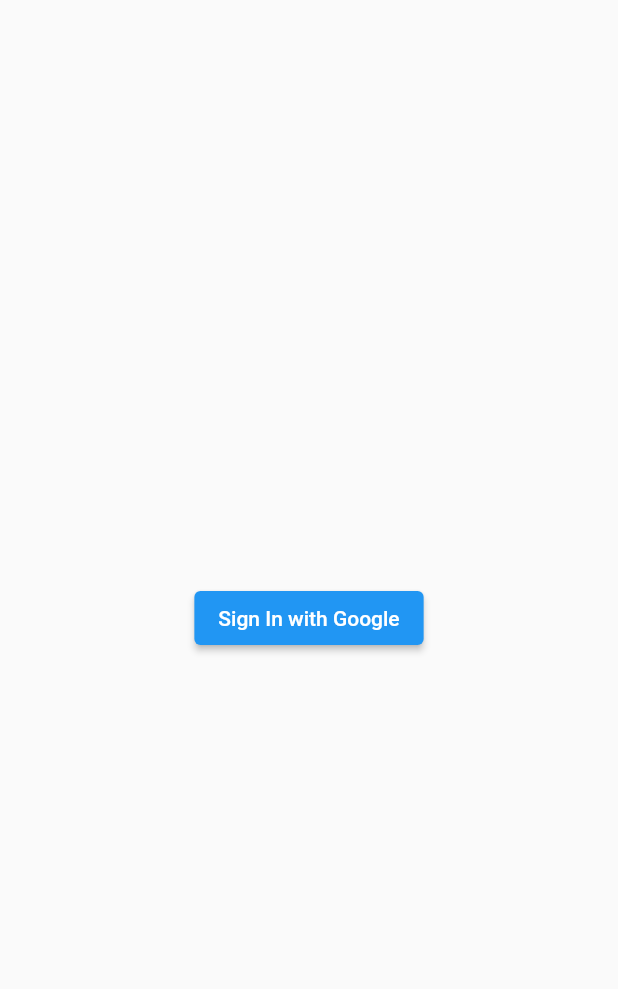
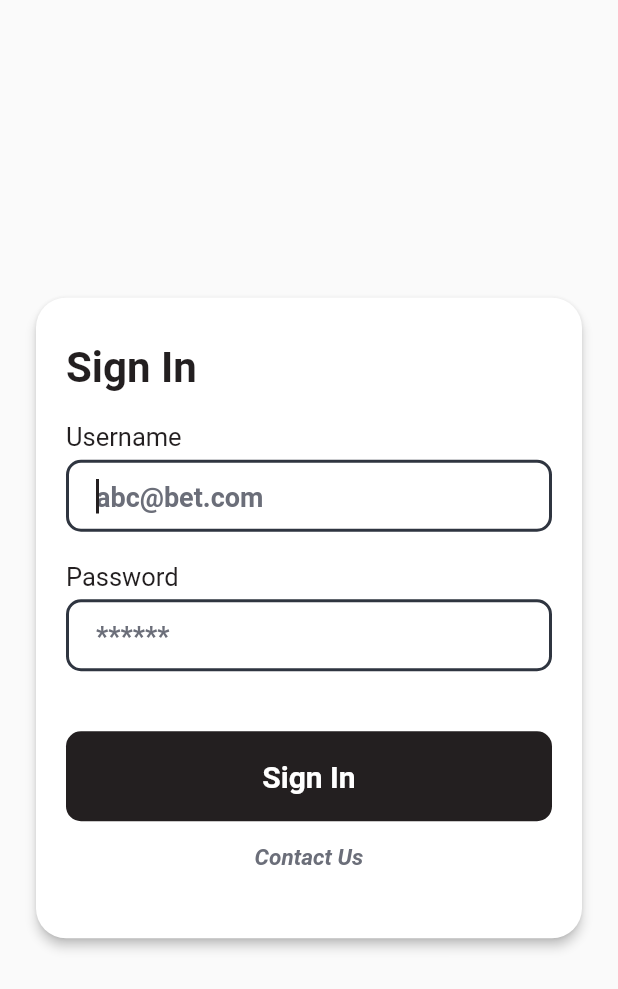
Before and after one commit to vudang/wc-bet, a Flutter app: the screen it shows after launch, on a phone screen of 412 x 824 dp. Shown: the top 989 px of the screen. Run offline on Flutter 3.47's test engine with Material 2 defaults, Android fonts, the phone set to English and light mode, and no system bars; our stand-ins replace charts_flutter, cloud_firestore, firebase_auth, firebase_core, google_sign_in, lottie; accounts and stored records are empty.

Commit message:
sign in page

```diff
--- a/phdv_bet/lib/src/app.dart
+++ b/phdv_bet/lib/src/app.dart
@@ -5,6 +5,7 @@
 import 'package:cloud_firestore/cloud_firestore.dart';
 import 'package:flutter/material.dart';
 import 'package:provider/provider.dart';
+import 'package:web_dashboard/src/color.dart';
 
 import 'api/api.dart';
 import 'api/firebase.dart';
@@ -14,6 +15,7 @@
 import 'pages/sign_in.dart';
 
 /// The global state the app.
+
 class AppState {
   final Auth auth;
   DashboardApi? api;
--- /dev/null
+++ b/phdv_bet/lib/src/assets.dart
@@ -0,0 +1,20 @@
+class Assets {
+  static final icons = AppIcons();
+  static final images = AppImages();
+  static final animations = AppAnimations();
+}
+
+class AppAnimations {
+  static const String root = "assets/animations";
+  final String indicator = "$root/indicator.json";
+}
+
+class AppIcons {
+  static const String root = "assets/icons";
+  final String iconPauseNormal = "$root/ic_pause_normal.svg";
+}
+
+class AppImages {
+  static const String root = "assets/images";
+  final String logo = "$root/logo.png";
+}
--- a/phdv_bet/lib/src/auth/auth.dart
+++ b/phdv_bet/lib/src/auth/auth.dart
@@ -4,7 +4,7 @@
 
 abstract class Auth {
   Future<bool> get isSignedIn;
-  Future<User> signIn();
+  Future<User?> signIn({required String username, required String password});
   Future signOut();
 }
 
--- a/phdv_bet/lib/src/auth/firebase.dart
+++ b/phdv_bet/lib/src/auth/firebase.dart
@@ -10,51 +10,53 @@
 import 'auth.dart';
 
 class FirebaseAuthService implements Auth {
-  final GoogleSignIn _googleSignIn = GoogleSignIn();
   final FirebaseAuth _auth = FirebaseAuth.instance;
 
   @override
-  Future<bool> get isSignedIn => _googleSignIn.isSignedIn();
+  Future<bool> get isSignedIn async {
+    return FirebaseAuth.instance.currentUser != null;
+  }
 
   @override
-  Future<User> signIn() async {
+  Future<User?> signIn({required String username, required String password}) async {
     try {
-      return await _signIn();
+      return await _signIn(username, password);
     } on PlatformException {
       throw SignInException();
     }
   }
 
-  Future<User> _signIn() async {
-    GoogleSignInAccount? googleUser;
-    if (await isSignedIn) {
-      googleUser = await _googleSignIn.signInSilently();
-    } else {
-      googleUser = await _googleSignIn.signIn();
+  Future<User?> _signIn(String username, String password) async {
+    try {
+      final credential = await FirebaseAuth.instance.signInWithEmailAndPassword(
+        email: username,
+        password: password,
+      );
+      print("Sign in success with user id: ${credential.user!.uid}");
+      return FirebaseUser(credential.user!.uid);
+    } on FirebaseAuthException catch (e) {
+      if (e.code == 'weak-password') {
+        print('The password provided is too weak.');
+      } else if (e.code == 'email-already-in-use') {
+        print('The account already exists for that email.');
+      }
+    } catch (e) {
+      print(e);
     }
-
-    var googleAuth = await googleUser!.authentication;
-
-    var credential = GoogleAuthProvider.credential(
-        accessToken: googleAuth.accessToken, idToken: googleAuth.idToken);
-
-    var authResult = await _auth.signInWithCredential(credential);
-
-    return _FirebaseUser(authResult.user!.uid);
+    return null;
   }
 
   @override
   Future<void> signOut() async {
     await Future.wait([
       _auth.signOut(),
-      _googleSignIn.signOut(),
     ]);
   }
 }
 
-class _FirebaseUser implements User {
+class FirebaseUser implements User {
   @override
   final String uid;
 
-  _FirebaseUser(this.uid);
+  FirebaseUser(this.uid);
 }
--- /dev/null
+++ b/phdv_bet/lib/src/color.dart
@@ -0,0 +1,10 @@
+import 'package:flutter/material.dart';
+
+class SystemColor {
+  static const RED = Color(0xFFC8102E);
+  static const BLACK = Color(0xFF231F20);
+  static const WHITE = Color(0xFFFFFFFF);
+  static const GREY = Color(0xFF6B6E79);
+  static const GREY_LIGHT = Color(0xFFB5B6BD);
+  static const BLUE = Color(0xFF4C92E3);
+}
--- a/phdv_bet/lib/src/pages/sign_in.dart
+++ b/phdv_bet/lib/src/pages/sign_in.dart
@@ -2,9 +2,16 @@
 // for details. All rights reserved. Use of this source code is governed by a
 // BSD-style license that can be found in the LICENSE file.
 
+import 'package:firebase_auth/firebase_auth.dart' as FirebaseAuthen;
 import 'package:flutter/material.dart';
+import 'package:web_dashboard/src/auth/firebase.dart';
+import 'package:web_dashboard/src/color.dart';
+import 'package:web_dashboard/src/widgets/app_text.dart';
+import 'package:web_dashboard/src/widgets/app_textfield_border.dart';
+import 'package:web_dashboard/src/widgets/indicator.dart';
 
 import '../auth/auth.dart';
+import '../widgets/app_button.dart';
 
 class SignInPage extends StatelessWidget {
   final Auth auth;
@@ -20,28 +27,30 @@
   Widget build(BuildContext context) {
     return Scaffold(
       body: Center(
-        child: SignInButton(auth: auth, onSuccess: onSuccess),
+        child: SignInForm(auth: auth, onSuccess: onSuccess),
       ),
     );
   }
 }
 
-class SignInButton extends StatefulWidget {
+class SignInForm extends StatefulWidget {
   final Auth auth;
   final ValueChanged<User> onSuccess;
 
-  const SignInButton({
+  const SignInForm({
     required this.auth,
     required this.onSuccess,
     super.key,
   });
 
   @override
-  State<SignInButton> createState() => _SignInButtonState();
+  State<SignInForm> createState() => _SignInFormState();
 }
 
-class _SignInButtonState extends State<SignInButton> {
+class _SignInFormState extends State<SignInForm> {
   Future<bool>? _checkSignInFuture;
+  final _emailController = TextEditingController(text: "");
+  final _passwordController = TextEditingController(text: "");
 
   @override
   void initState() {
@@ -49,13 +58,11 @@
     _checkSignInFuture = _checkIfSignedIn();
   }
 
-  // Check if the user is signed in. If the user is already signed in (for
-  // example, if they signed in and refreshed the page), invoke the `onSuccess`
-  // callback right away.
   Future<bool> _checkIfSignedIn() async {
     var alreadySignedIn = await widget.auth.isSignedIn;
     if (alreadySignedIn) {
-      var user = await widget.auth.signIn();
+      final user = FirebaseUser(FirebaseAuthen.FirebaseAuth.instance.currentUser!.uid);
+      print("Already auth with user: ${user.uid}");
       widget.onSuccess(user);
     }
     return alreadySignedIn;
@@ -63,9 +70,14 @@
 
   Future<void> _signIn() async {
     try {
-      var user = await widget.auth.signIn();
-      widget.onSuccess(user);
+      Indicator.show(context);
+      var user = await widget.auth.signIn(username: _emailController.text, password: _passwordController.text);
+      Indicator.hide(context);
+      if (user != null) {
+        widget.onSuccess(user);
+      }
     } on SignInException {
+      Indicator.hide(context);
       _showError();
     }
   }
@@ -75,28 +87,86 @@
     return FutureBuilder<bool>(
       future: _checkSignInFuture,
       builder: (context, snapshot) {
-        // If signed in, or the future is incomplete, show a circular
-        // progress indicator.
         var alreadySignedIn = snapshot.data;
-        if (snapshot.connectionState != ConnectionState.done ||
-            alreadySignedIn == true) {
+        if (snapshot.connectionState != ConnectionState.done || alreadySignedIn == true) {
           return const CircularProgressIndicator();
         }
 
-        // If sign in failed, show toast and the login button
         if (snapshot.hasError) {
           _showError();
         }
 
-        return ElevatedButton(
-          child: const Text('Sign In with Google'),
-          onPressed: () => _signIn(),
-        );
+        return _loginForm();
       },
     );
   }
 
-  void _showError() {
+  Widget _loginForm() {
+    return Align(
+      alignment: Alignment.center,
+      child: Padding(
+        padding: EdgeInsets.symmetric(horizontal: 20),
+        child: Card(
+          shape: RoundedRectangleBorder(
+            borderRadius: BorderRadius.circular(20.0),
+          ),
+          elevation: 3,
+          child: Padding(
+            padding: EdgeInsets.symmetric(horizontal: 20, vertical: 30),
+            child: Column(
+              mainAxisSize: MainAxisSize.min,
+              crossAxisAlignment: CrossAxisAlignment.start,
+              children: [
+                AppText("Sign In", weight: FontWeight.w700, size: 28),
+                SizedBox(height: 20),
+                AppText("Username"),
+                SizedBox(height: 5),
+                AppTextFieldBorder(
+                  controller: _emailController,
+                  placeholder: "abc@bet.com",
+                  autofocus: true,
+                ),
+                SizedBox(height: 20),
+                AppText("Password"),
+                SizedBox(height: 5),
+                AppTextFieldBorder(
+                  controller: _passwordController,
+                  placeholder: "******",
+                ),
+                SizedBox(height: 40),
+                AppSystemRegularButton(
+                  text: "Sign In",
+                  size: AppButtonSize.huge,
+                  onPressed: () => _signInPressed()
+                ),
+                Align(
+                  alignment: Alignment.center,
+                  child: TextButton(
+                      onPressed: () => _contactUsPressed(),
+                      child: AppText(
+                        "Contact Us",
+                        size: 15,
+                        color: SystemColor.GREY,
+                        weight: FontWeight.w600,
+                        fontStyle: FontStyle.italic,
+                      )
+                  ),
+                )
+              ],
+            ),
+          )
+        ),
+      ),
+    );
+  }
+
+  _signInPressed() {
+    _signIn();
+  }
+
+  _contactUsPressed() {}
+
+  _showError() {
     ScaffoldMessenger.of(context).showSnackBar(
       const SnackBar(
         content: Text('Unable to sign in.'),
--- /dev/null
+++ b/phdv_bet/lib/src/widgets/app_button.dart
@@ -0,0 +1,301 @@
+import 'package:flutter/cupertino.dart';
+import 'package:flutter/material.dart';
+import 'package:web_dashboard/src/color.dart';
+import 'package:web_dashboard/src/widgets/app_text.dart';
+
+enum AppButtonState {
+  normal, pressed, disable
+}
+
+enum AppButtonSize {
+  small, // height 31
+  small01, // height 36
+  medium, // height 44
+  large, // height 48
+  huge // height 60
+}
+
+enum AppButtonStyle {
+  purple, white
+}
+
+class _ButtonSize {
+  static const SMALL = 0;
+  static const SMALL_01 = 1;
+  static const MEDIUM = 2;
+  static const LARGE = 3;
+  static const HUGE = 4;
+  final int size;
+  _ButtonSize(this.size);
+
+  double height() {
+    switch (size) {
+      case SMALL:
+        return 31;
+      case SMALL_01:
+        return 36;
+      case MEDIUM:
+        return 44;
+      case LARGE:
+        return 48;
+      default:
+        return 60;
+    }
+  }
+
+  double textSize() {
+    switch (size) {
+      case SMALL:
+        return 14;
+      case SMALL_01:
+        return 14;
+      case MEDIUM:
+        return 15;
+      case LARGE:
+        return 17;
+      default:
+        return 20;
+    }
+  }
+
+  double horizontalPadding() {
+    switch (size) {
+      case SMALL:
+        return 14;
+      case SMALL_01:
+        return 14;
+      case MEDIUM:
+        return 28;
+      case LARGE:
+        return 40;
+      default:
+        return 52;
+    }
+  }
+}
+
+class _ButtonStyle {
+  static const PURPLE = 0;
+  static const WHITE = 1;
+  final int style;
+  final AppButtonState state;
+  _ButtonStyle(this.style, this.state);
+
+  Color normalColor() {
+    return SystemColor.BLACK;
+  }
+
+  Color pressedColor() {
+    return SystemColor.BLACK.withOpacity(0.5);
+  }
+
+  Color disableColor() {
+    return SystemColor.BLACK.withOpacity(0.5);
+  }
+
+  Color textColor() {
+    return SystemColor.WHITE;
+  }
+}
+
+class AppSystemRegularButton extends StatefulWidget {
+  final AppButtonSize size;
+  final AppButtonStyle style;
+  final AppButtonState state;
+  final String text;
+  final VoidCallback? onPressed;
+  final Widget? prefixIcon;
+  final double? horizontalPadding;
+  final double? verticalPadding;
+  final Color? customTextColor;
+  final Color? customDisableColor;
+  final double? width;
+  final bool disableAfterPressed; // Button will be animate to disable state after pressed on
+
+  const AppSystemRegularButton({
+    Key? key,
+    required this.text,
+    this.prefixIcon,
+    this.onPressed,
+    this.horizontalPadding,
+    this.verticalPadding,
+    this.customTextColor,
+    this.customDisableColor,
+    this.disableAfterPressed = false,
+    this.width,
+    this.size = AppButtonSize.large,
+    this.style = AppButtonStyle.purple,
+    this.state = AppButtonState.normal,
+  }) : super(key: key);
+
+
+  @override
+  State<StatefulWidget> createState() => _AppSystemRegularButtonState();
+}
+
+class _AppSystemRegularButtonState extends State<AppSystemRegularButton> with SingleTickerProviderStateMixin {
+  late _ButtonSize _buttonSize;
+  late _ButtonStyle _buttonStyle;
+  bool _buttonHeldDown = false;
+
+  static const Duration kFadeOutDuration = Duration(milliseconds: 200);
+  static const Duration kFadeInDuration = Duration(milliseconds: 200);
+
+  late AnimationController _animationController;
+  late Animation<Color?> _colorAnimation;
+
+  @override
+  void initState() {
+    super.initState();
+    _buttonSize = _ButtonSize(widget.size.index);
+    _buttonStyle = _ButtonStyle(widget.style.index, widget.state);
+
+    _animationController = AnimationController(
+      duration: const Duration(milliseconds: 400),
+      value: 0.0,
+      vsync: this,
+    );
+
+    final normalColor = _buttonStyle.normalColor();
+    final pressedColor = _buttonStyle.pressedColor();
+    final disableColor = widget.customDisableColor ?? _buttonStyle.disableColor();
+
+    final listColor = [
+      TweenSequenceItem(
+        weight: 1.0,
+        tween: ColorTween(begin: normalColor, end: pressedColor),
+      )
+    ];
+
+    if (widget.disableAfterPressed) {
+      final disableTween = TweenSequenceItem(
+        weight: 0.2,
+        tween: ColorTween(begin: pressedColor, end: disableColor),
+      );
+      listColor.add(disableTween);
+    }
+    _colorAnimation = TweenSequence<Color?>(listColor).animate(_animationController);
+  }
+
+  @override
+  void dispose() {
+    _animationController.dispose();
+    super.dispose();
+  }
+
+  @override
+  Widget build(BuildContext context) {
+    final bool enabled = widget.state != AppButtonState.disable;
+    return GestureDetector(
+      behavior: HitTestBehavior.opaque,
+      onTapDown: enabled ? _handleTapDown : null,
+      onTapUp: enabled ? _handleTapUp : null,
+      onTapCancel: enabled ? _handleTapCancel : null,
+      onTap: enabled ? widget.onPressed : null,
+      child: _child()
+    );
+  }
+
+  Widget _child() {
+    final bool enable = widget.state != AppButtonState.disable;
+    if (enable && widget.disableAfterPressed) {
+      _revertAnimation();
+    }
+
+    final disableColor = widget.customDisableColor ?? _buttonStyle.disableColor();
+    return AnimatedBuilder(
+      animation: _colorAnimation,
+      builder: (ctx, child) {
+        return DecoratedBox(
+          decoration: BoxDecoration(
+            borderRadius: BorderRadius.circular(10),
+            color: enable ? _colorAnimation.value : disableColor,
+          ),
+          child: _childWidget()
+        );
+      },
+    );
+  }
+
+  Widget _childWidget() {
+    final textOpacity = widget.state == AppButtonState.disable ? 0.5 : 1.0;
+    return SizedBox(
+      width: widget.width ?? MediaQuery.of(context).size.width,
+      height: _buttonSize.height(),
+      child: Padding(
+        padding: EdgeInsets.symmetric(horizontal: widget.horizontalPadding ?? 0, vertical: widget.verticalPadding ?? 0),
+        child: Align(
+            alignment: Alignment.center,
+            widthFactor: 1.0,
+            heightFactor: 1.0,
+            child: Row(
+              mainAxisSize: MainAxisSize.min,
+              children: [
+                Visibility(
+                  visible: widget.prefixIcon != null,
+                  child: Padding(
+                    padding: EdgeInsets.only(right: 8, bottom: 1),
+                    child: widget.prefixIcon ?? Container(),
+                  ),
+                ),
+                AppText(
+                    widget.text,
+                    align: TextAlign.center,
+                    size: _buttonSize.textSize(),
+                    color: (widget.customTextColor ?? _buttonStyle.textColor()).withOpacity(textOpacity),
+                    weight: FontWeight.w700
+                )
+              ],
+            )
+        ),
+      ),
+    );
+  }
+
+  void _handleTapDown(TapDownDetails event) {
+    if (!_buttonHeldDown) {
+      _buttonHeldDown = true;
+      _animate();
+    }
+  }
+
+  void _handleTapUp(TapUpDetails event) {
+    if (_buttonHeldDown) {
+      _buttonHeldDown = false;
+      _animate();
+    }
+  }
+
+  void _handleTapCancel() {
+    if (_buttonHeldDown) {
+      _buttonHeldDown = false;
+      _animate();
+    }
+  }
+
+  void _animate() {
+    if (_animationController.isAnimating) {
+      return;
+    }
+
+    if (widget.disableAfterPressed) {
+      _animationController.animateTo(1.0, duration: kFadeOutDuration, curve: Curves.easeInOutCubicEmphasized);
+      return;
+    }
+
+    final bool wasHeldDown = _buttonHeldDown;
+    final TickerFuture ticker = _buttonHeldDown
+        ? _animationController.animateTo(1.0, duration: kFadeOutDuration, curve: Curves.easeInOutCubicEmphasized)
+        : _animationController.animateTo(0.0, duration: kFadeInDuration, curve: Curves.easeOutCubic);
+
+    ticker.then<void>((void value) {
+      if (mounted && wasHeldDown != _buttonHeldDown) {
+        _animate();
+      }
+    });
+  }
+
+  void _revertAnimation() {
+    _animationController.animateTo(0.0, duration: kFadeInDuration, curve: Curves.easeOutCubic);
+  }
+}
--- /dev/null
+++ b/phdv_bet/lib/src/widgets/app_text.dart
@@ -0,0 +1,49 @@
+import 'package:flutter/cupertino.dart';
+import 'package:web_dashboard/src/color.dart';
+
+class AppText extends StatelessWidget {
+  final String text;
+  final double? size;
+  final FontWeight weight;
+  final Color color;
+  final TextAlign align;
+  final FontStyle fontStyle;
+  final int? maxLines;
+  final TextOverflow? overflow;
+  final double? linHeight;
+  final List<Shadow>? shadows;
+  final double? letterSpacing;
+
+  const AppText(this.text,
+      {Key? key,
+      this.size,
+      this.weight = FontWeight.normal,
+      this.color = SystemColor.BLACK,
+      this.align = TextAlign.left,
+      this.fontStyle = FontStyle.normal,
+      this.maxLines,
+      this.overflow,
+      this.linHeight,
+      this.shadows,
+      this.letterSpacing})
+      : super(key: key);
+
+  @override
+  Widget build(BuildContext context) {
+    return Text(
+      text,
+      textAlign: align,
+      softWrap: true,
+      maxLines: maxLines,
+      overflow: overflow,
+      style: TextStyle(
+          fontSize: size ?? 17,
+          fontWeight: weight,
+          color: color,
+          fontStyle: fontStyle,
+          height: linHeight,
+          letterSpacing: letterSpacing ?? 0,
+          shadows: shadows),
+    );
+  }
+}
--- /dev/null
+++ b/phdv_bet/lib/src/widgets/app_textfield_border.dart
@@ -0,0 +1,76 @@
+import 'package:flutter/material.dart';
+import 'package:web_dashboard/src/color.dart';
+
+class AppTextFieldBorder extends StatelessWidget {
+  final TextEditingController controller;
+  final ValueChanged<String>? onFieldSubmitted;
+  final ValueChanged<String>? onChanged;
+  final String placeholder;
+  final int? maxLines;
+  final int? maxLength;
+  final TextInputAction? textInputAction;
+  final bool autofocus;
+  final bool readOnly;
+  final FocusNode? focusNode;
+
+  const AppTextFieldBorder({
+    Key? key,
+    required this.controller,
+    this.onFieldSubmitted,
+    this.onChanged,
+    this.placeholder = "",
+    this.maxLines,
+    this.maxLength,
+    this.autofocus = true,
+    this.readOnly = false,
+    this.textInputAction = TextInputAction.done,
+    this.focusNode
+  }) : super(key: key);
+
+  @override
+  Widget build(BuildContext context) {
+    return TextFormField(
+      focusNode: focusNode,
+      readOnly: readOnly,
+      textInputAction: textInputAction,
+      keyboardType: TextInputType.multiline,
+      autofocus: autofocus,
+      maxLines: maxLines,
+      maxLength: maxLength,
+      style: TextStyle(
+        color: SystemColor.BLACK,
+        fontSize: 20,
+        fontWeight: FontWeight.w700,
+      ),
+      controller: controller,
+      onChanged: onChanged,
+      onFieldSubmitted: onFieldSubmitted,
+      cursorColor: SystemColor.BLACK,
+      decoration: InputDecoration(
+        contentPadding: EdgeInsets.symmetric(horizontal: 20, vertical: 12.5),
+        hintText: placeholder,
+        counterText: "",
+        border: InputBorder.none,
+        hintStyle: TextStyle(
+          color: SystemColor.GREY,
+          fontWeight: FontWeight.w700,
+          fontSize: 18,
+        ),
+        focusedBorder: OutlineInputBorder(
+          borderRadius: BorderRadius.circular(10),
+          borderSide: BorderSide(
+            color: const Color(0xFF2F3540),
+            width: 2,
+          ),
+        ),
+        enabledBorder: OutlineInputBorder(
+          borderRadius: BorderRadius.circular(10),
+          borderSide: BorderSide(
+            color: const Color(0xFF2F3540),
+            width: 2,
+          ),
+        ),
+      ),
+    );
+  }
+}
--- /dev/null
+++ b/phdv_bet/lib/src/widgets/indicator.dart
@@ -0,0 +1,47 @@
+import 'package:flutter/material.dart';
+import 'package:lottie/lottie.dart';
+import 'package:web_dashboard/src/assets.dart';
+import 'package:web_dashboard/src/color.dart';
+
+class Indicator {
+  static Future? indicator;
+  static show(BuildContext context, {bool canDismiss = false, bool useSafeArea = true}) {
+    hide(context); // hide first
+    indicator = showDialog(
+        context: context,
+        barrierDismissible: canDismiss,
+        useSafeArea: useSafeArea,
+        builder: (_) {
+          // Prevent android device press system back button
+          return WillPopScope(child: const AppIndicator(), onWillPop: () async => false);
+        });
+  }
+
+  static hide(BuildContext context) {
+    if (indicator != null) {
+      Navigator.of(context, rootNavigator: true).pop('dialog');
+      indicator = null;
+    }
+  }
+}
+
+class AppIndicator extends StatelessWidget {
+  const AppIndicator({Key? key}) : super(key: key);
+
+  @override
+  Widget build(BuildContext context) {
+    return Material(
+      color: SystemColor.BLACK.withOpacity(0.6),
+      child: Align(
+          alignment: Alignment.center,
+          child: Lottie.asset(
+            Assets.animations.indicator,
+            repeat: true,
+            reverse: true,
+            width: 150,
+            height: 150,
+          )
+      ),
+    );
+  }
+}
--- a/phdv_bet/pubspec.yaml
+++ b/phdv_bet/pubspec.yaml
@@ -21,6 +21,7 @@
   path: ^1.8.1
   provider: ^6.0.0
   uuid: ^3.0.0
+  lottie: ^1.4.3
 
 dev_dependencies:
   build_runner: ^2.1.0
@@ -31,3 +32,7 @@
   json_serializable: ^6.2.0
 flutter:
   uses-material-design: true
+  assets:
+    - assets/images/
+    - assets/icons/
+    - assets/animations/
```
Also changed, not shown: phdv_bet/assets/animations/indicator.json (added, +1 -0 lines), phdv_bet/assets/icons/18.svg (added), phdv_bet/pubspec.lock.
